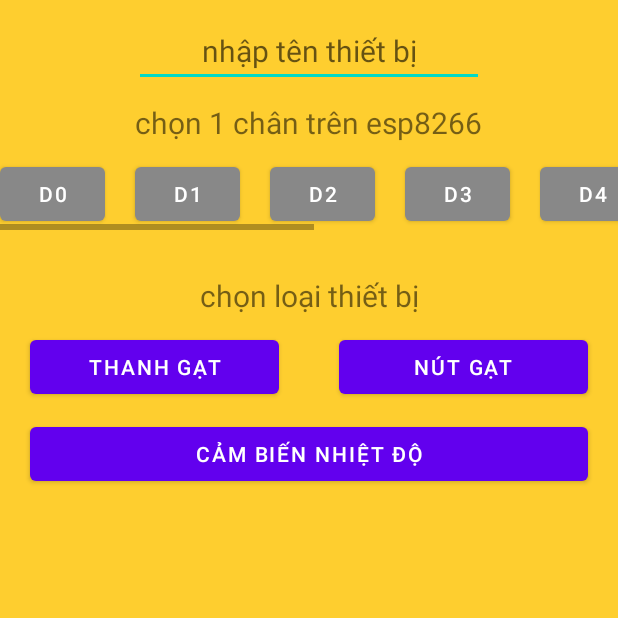
After one commit to Truong-Giangg/SmartHRT-Kotlin-fragment, an Android app: the addWidget screen opened directly, with no data from a screen before it, on a phone screen of 412 x 824 dp, the top half of it. The commit adds this screen. Run offline under Robolectric (Android 15) with nearby library versions, the phone set to English and light mode, and no system bars; our stand-ins replace Firebase (no records; nobody signed in at launch, a user with empty details on screens opened directly); 3 statements that could not run were skipped.

Commit message:
add new device, remove device function

```diff
--- a/app/src/main/AndroidManifest.xml
+++ b/app/src/main/AndroidManifest.xml
@@ -46,6 +46,10 @@
             android:name=".gestureList"/>
         <activity
             android:name=".chooseBtn"/>
+        <activity
+            android:name=".addWidget"/>
+        <activity
+            android:name=".removeWidget"/>
     </application>
 
 </manifest>
--- /dev/null
+++ b/app/src/main/java/com/first_java_app/k_login_signup/addWidget.kt
@@ -0,0 +1,153 @@
+package com.first_java_app.k_login_signup
+
+import androidx.appcompat.app.AppCompatActivity
+import com.first_java_app.k_login_signup.R
+import android.widget.EditText
+import com.first_java_app.k_login_signup.UserHelperClassGadget
+import com.google.firebase.database.FirebaseDatabase
+import com.google.firebase.database.DatabaseReference
+import android.os.Bundle
+import com.first_java_app.k_login_signup.MainActivity
+import com.google.firebase.database.ValueEventListener
+import com.google.firebase.database.DataSnapshot
+import com.google.firebase.database.DatabaseError
+import android.widget.Toast
+import com.google.android.gms.tasks.OnSuccessListener
+import android.content.Intent
+import android.graphics.Color
+import android.view.View
+import android.view.inputmethod.InputMethodManager
+import android.widget.Button
+import com.first_java_app.k_login_signup.MainMenu
+
+class addWidget : AppCompatActivity(), View.OnClickListener {
+    lateinit var addWidgetSwitch: Button
+    lateinit var addWidgetSlider: Button
+    lateinit var addWidgetTemp: Button
+    var dButton = arrayOfNulls<Button>(9)
+    var buttonIds =
+        intArrayOf(R.id.D0, R.id.D1, R.id.D2, R.id.D3, R.id.D4, R.id.D5, R.id.D6, R.id.D7, R.id.D8)
+    var widgetNameAdd: EditText? = null
+    private var currentWidget = 0
+    var widgetName_s = ""
+    var espPin_s = ""
+    var widgetType: String? = null
+    lateinit var userGet: Array<UserHelperClassGadget?>
+    var rootNode: FirebaseDatabase? = null
+    var reference: DatabaseReference? = null
+    override fun onCreate(savedInstanceState: Bundle?) {
+        super.onCreate(savedInstanceState)
+        setContentView(R.layout.activity_addwidget)
+        addWidgetSwitch = findViewById(R.id.addWidgetSwitch)
+        addWidgetSlider = findViewById(R.id.addWidgetSlider)
+        addWidgetTemp = findViewById(R.id.addWidgetTemp)
+        widgetNameAdd = findViewById(R.id.widgetNameAdd)
+        for (i in 0..8) {
+            dButton[i] = findViewById(buttonIds[i])
+        }
+        //espPin = findViewById(R.id.espPin);
+        addWidgetSlider.setOnClickListener(this@addWidget)
+        addWidgetSwitch.setOnClickListener(this@addWidget)
+        addWidgetTemp.setOnClickListener(this@addWidget)
+        for (i in 0..8) {
+            dButton[i]!!.setOnClickListener(this@addWidget)
+            dButton[i]!!.setBackgroundColor(Color.GRAY)
+        }
+        rootNode = FirebaseDatabase.getInstance()
+        reference = rootNode!!.reference.child("users").child(MainActivity.user_username_gadget!!)
+            .child("user's gadget")
+        reference!!.addListenerForSingleValueEvent(object : ValueEventListener {
+            override fun onDataChange(dataSnapshot: DataSnapshot) {
+                var userNum = 0
+                val size = dataSnapshot.childrenCount.toInt()
+                userGet = arrayOfNulls(size)
+                for (snapshot in dataSnapshot.children) {
+                    userGet[userNum] = snapshot.getValue(
+                        UserHelperClassGadget::class.java
+                    ) //get data store to class
+                    userNum++
+                }
+                currentWidget = dataSnapshot.childrenCount.toInt()
+            }
+
+            override fun onCancelled(error: DatabaseError) {}
+        })
+    }
+
+    override fun onClick(view: View) {
+        if (view.id == R.id.addWidgetSwitch) {
+            widgetName_s = widgetNameAdd!!.text.toString()
+            widgetNameAdd!!.setText("") //clear the field when button pushed
+            widgetType = "button"
+            if (validInput()) gobackMainMenu(view)
+        }
+        if (view.id == R.id.addWidgetSlider) {
+            widgetName_s = widgetNameAdd!!.text.toString()
+            widgetNameAdd!!.setText("") //clear the field when button pushed
+            widgetType = "seekbar"
+            if (validInput()) gobackMainMenu(view)
+        }
+        if (view.id == R.id.addWidgetTemp) {
+            widgetName_s = widgetNameAdd!!.text.toString()
+            widgetNameAdd!!.setText("") //clear the field when button pushed
+            widgetType = "temperature"
+            if (validInput()) gobackMainMenu(view)
+        }
+        for (i in 0..8) {
+            dButton[i]!!.setBackgroundColor(Color.GRAY)
+            if (view.id == buttonIds[i]) {
+                dButton[i]!!.setBackgroundColor(Color.GREEN)
+                espPin_s = "D$i"
+            }
+        }
+    }
+
+    private fun validInput(): Boolean {
+        for (i in 0 until currentWidget) {
+            if (userGet[i]?.btnName.equals(widgetName_s)) {
+                Toast.makeText(this@addWidget, "Tên đã tồn tại, chọn lại!!", Toast.LENGTH_SHORT)
+                    .show()
+                return false
+            }
+            if (userGet[i]!!.espPin == espPin_s) {
+                Toast.makeText(
+                    this@addWidget,
+                    "Chân esp8266 đã chọn rồi, chọn lại!!",
+                    Toast.LENGTH_SHORT
+                ).show()
+                return false
+            }
+        }
+        return if (widgetName_s.isEmpty()) {
+            Toast.makeText(this@addWidget, "Tên không được bỏ trống!!", Toast.LENGTH_SHORT).show()
+            false
+        } else if (espPin_s.isEmpty()) {
+            Toast.makeText(this@addWidget, "Hãy chọn 1 chân esp8266!!", Toast.LENGTH_SHORT).show()
+            false
+        } else true
+    }
+
+    fun gobackMainMenu(view: View?) {
+        val helperClass = UserHelperClassGadget(
+            currentWidget.toString(),
+            widgetName_s,
+            "0",
+            widgetType,
+            "null",
+            espPin_s
+        )
+        reference!!.child(currentWidget.toString()).setValue(helperClass).addOnSuccessListener {
+            // hide virtual keyboard
+            val imm = getSystemService(INPUT_METHOD_SERVICE) as InputMethodManager
+            imm.hideSoftInputFromWindow(currentFocus!!.windowToken, 0)
+
+            //--------------push data to MainMenu acctivity via username------------
+            val intent = Intent(this@addWidget, MainMenu::class.java)
+            //intent.putExtra("username",MainActivity.user_username_gadget);
+            intent.flags = Intent.FLAG_ACTIVITY_CLEAR_TOP
+            startActivity(intent)
+            finish()
+            //--------------end push data to MainMenu acctivity via username------------
+        }
+    }
+}
--- a/app/src/main/java/com/first_java_app/k_login_signup/fragment/SignInFragment.kt
+++ b/app/src/main/java/com/first_java_app/k_login_signup/fragment/SignInFragment.kt
@@ -66,7 +66,7 @@ class SignInFragment : Fragment() {
         }else{
             println("giang-opencv failed!")
         }
-        val setdata = FireBase()
+//        val setdata = FireBase()
 //        setdata.setFData("message1","blablabla")
 //        println("giangne"+setdata.getFData("message"))
     }
--- /dev/null
+++ b/app/src/main/res/layout/activity_addwidget.xml
@@ -0,0 +1,186 @@
+<?xml version="1.0" encoding="utf-8"?>
+<RelativeLayout xmlns:android="http://schemas.android.com/apk/res/android"
+    xmlns:app="http://schemas.android.com/apk/res-auto"
+    xmlns:tools="http://schemas.android.com/tools"
+    android:layout_width="match_parent"
+    android:layout_height="match_parent"
+    android:background="@color/btn_bg_1"
+    tools:context=".addWidget">
+    <LinearLayout
+        android:layout_width="match_parent"
+        android:layout_height="wrap_content"
+        android:layout_centerHorizontal="true"
+        android:layout_alignParentTop="true"
+        android:gravity="center"
+        android:orientation="vertical">
+        <LinearLayout
+            android:layout_width="wrap_content"
+            android:layout_height="wrap_content"
+            android:layout_centerHorizontal="true"
+            android:layout_alignParentTop="true"
+            android:layout_marginTop="10dp">
+            <EditText
+                android:id="@+id/widgetNameAdd"
+                android:layout_width="wrap_content"
+                android:layout_height="wrap_content"
+                android:gravity="center"
+                android:layout_centerHorizontal="true"
+                android:ems="10"
+                android:layout_weight="1"
+                android:textSize="20dp"
+                android:inputType="textPersonName"
+                android:hint="nhập tên thiết bị" />
+        </LinearLayout>
+        <LinearLayout
+            android:layout_width="wrap_content"
+            android:layout_height="wrap_content"
+            android:layout_centerHorizontal="true"
+            android:layout_alignParentTop="true"
+            android:layout_marginTop="10dp">
+            <TextView
+                android:layout_width="match_parent"
+                android:layout_height="wrap_content"
+                android:layout_centerHorizontal="true"
+                android:gravity="center"
+                android:layout_weight="1"
+                android:text="chọn 1 chân trên esp8266"
+                android:textSize="20dp"
+                />
+        </LinearLayout>
+        <LinearLayout
+            android:layout_width="match_parent"
+            android:layout_height="wrap_content"
+            android:layout_centerHorizontal="true"
+            android:layout_alignParentTop="true"
+            android:layout_marginTop="10dp">
+            <HorizontalScrollView
+                android:layout_width="match_parent"
+                android:layout_height="wrap_content">
+                <LinearLayout
+                    android:layout_width="match_parent"
+                    android:layout_height="wrap_content"
+                    android:orientation="horizontal"
+                    >
+                    <Button
+                        android:layout_width="70dp"
+                        android:layout_height="wrap_content"
+                        android:layout_marginRight="20dp"
+                        android:id="@+id/D0"
+                        android:text="D0" />
+                    <Button
+                        android:layout_width="70dp"
+                        android:layout_height="wrap_content"
+                        android:layout_marginRight="20dp"
+                        android:id="@+id/D1"
+                        android:text="D1" />
+                    <Button
+                        android:layout_width="70dp"
+                        android:layout_height="wrap_content"
+                        android:layout_marginRight="20dp"
+                        android:id="@+id/D2"
+                        android:text="D2" />
+                    <Button
+                        android:layout_width="70dp"
+                        android:layout_height="wrap_content"
+                        android:layout_marginRight="20dp"
+                        android:id="@+id/D3"
+                        android:text="D3" />
+                    <Button
+                        android:layout_width="70dp"
+                        android:layout_height="wrap_content"
+                        android:layout_marginRight="20dp"
+                        android:id="@+id/D4"
+                        android:text="D4" />
+                    <Button
+                        android:layout_width="70dp"
+                        android:layout_height="wrap_content"
+                        android:layout_marginRight="20dp"
+                        android:id="@+id/D5"
+                        android:text="D5" />
+                    <Button
+                        android:layout_width="70dp"
+                        android:layout_height="wrap_content"
+                        android:layout_marginRight="20dp"
+                        android:id="@+id/D6"
+                        android:text="D6" />
+                    <Button
+                        android:layout_width="70dp"
+                        android:layout_height="wrap_content"
+                        android:layout_marginRight="20dp"
+                        android:id="@+id/D7"
+                        android:text="D7" />
+                    <Button
+                        android:layout_width="70dp"
+                        android:layout_height="wrap_content"
+                        android:layout_marginRight="20dp"
+                        android:id="@+id/D8"
+                        android:text="D8" />
+
+                </LinearLayout>
+            </HorizontalScrollView>
+        </LinearLayout>
+        <LinearLayout
+            android:layout_width="match_parent"
+            android:layout_height="wrap_content"
+            android:layout_centerHorizontal="true"
+            android:layout_alignParentTop="true"
+            android:layout_marginTop="30dp">
+            <TextView
+                android:id="@+id/widgetTypeAdd"
+                android:layout_width="wrap_content"
+                android:layout_height="wrap_content"
+                android:layout_centerHorizontal="true"
+                android:gravity="center"
+                android:ems="10"
+                android:layout_weight="1"
+                android:text="chọn loại thiết bị"
+                android:textSize="20dp"
+                />
+        </LinearLayout>
+        <LinearLayout
+            android:layout_width="match_parent"
+            android:layout_height="wrap_content"
+            android:layout_centerHorizontal="true"
+            android:layout_alignParentTop="true"
+            android:layout_marginTop="10dp">
+            <Button
+                android:id="@+id/addWidgetSlider"
+                android:layout_width="0dp"
+                android:layout_height="wrap_content"
+                android:layout_weight="1"
+                android:layout_marginRight="20dp"
+                android:layout_marginLeft="20dp"
+                android:layout_centerHorizontal="true"
+                android:text="thanh gạt" />
+            <Button
+                android:id="@+id/addWidgetSwitch"
+                android:layout_width="0dp"
+                android:layout_height="wrap_content"
+                android:layout_weight="1"
+                android:layout_marginRight="20dp"
+                android:layout_marginLeft="20dp"
+                android:layout_centerHorizontal="true"
+                android:text="Nút gạt" />
+
+
+        </LinearLayout>
+        <LinearLayout
+            android:layout_width="match_parent"
+            android:layout_height="wrap_content"
+            android:layout_centerHorizontal="true"
+            android:layout_alignParentTop="true"
+            android:layout_marginTop="10dp">
+            <Button
+                android:id="@+id/addWidgetTemp"
+                android:layout_width="0dp"
+                android:layout_height="wrap_content"
+                android:layout_weight="1"
+                android:layout_marginRight="20dp"
+                android:layout_marginLeft="20dp"
+                android:layout_centerHorizontal="true"
+                android:text="cảm biến nhiệt độ" />
+
+        </LinearLayout>
+    </LinearLayout>
+
+</RelativeLayout>
```
Also changed, not shown: app/src/main/java/com/first_java_app/k_login_signup/FireBase.kt (+38 -38 lines), app/src/main/java/com/first_java_app/k_login_signup/MainMenu.kt (+9 -9 lines), app/src/main/java/com/first_java_app/k_login_signup/fragment/SignUpFragment.kt (+4 -4 lines), app/src/main/java/com/first_java_app/k_login_signup/removeWidget.kt (added, +96 -0 lines), app/src/main/res/layout/activity_removewidget.xml (added, +51 -0 lines).
